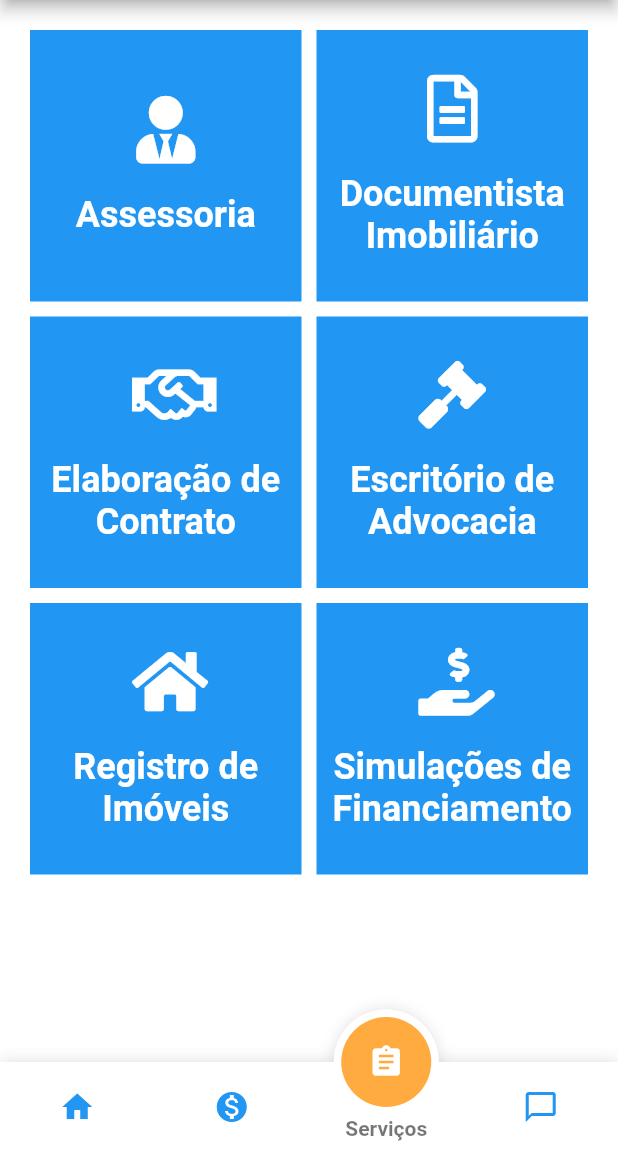
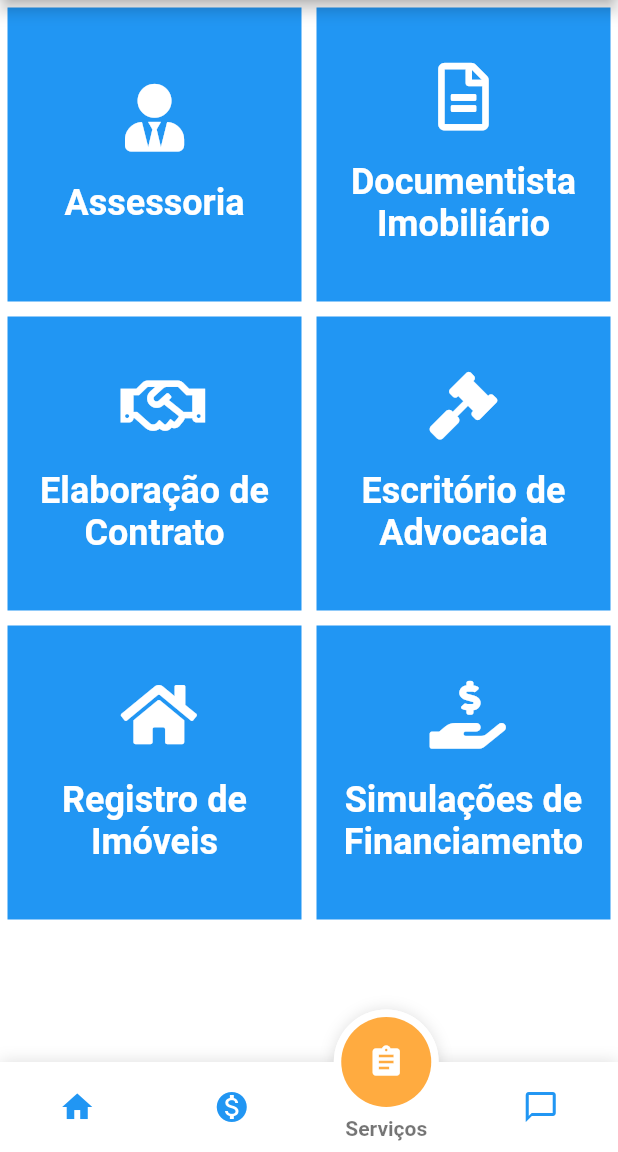
Before and after one commit to cpvasques/acheimudei_flutter, a Flutter app: the screen it shows after launch, item 3 of the bottom bar chosen, on a phone screen of 412 x 824 dp, the part 84-1236 px from its top. Run offline on Flutter 3.47's test engine with Material 2 defaults, Android fonts, the phone set to English and light mode, and no system bars; drawn by our look-alikes of fancy_bottom_navigation; our stand-ins replace carousel_slider, font_awesome_flutter; network calls fail.

Commit message:
fix margin

```diff
--- a/lib/widgets/servicosBuilder.dart
+++ b/lib/widgets/servicosBuilder.dart
@@ -14,7 +14,7 @@ class _ServicosBuilder extends State<ServicosBuilder> {
       primary: false,
       slivers: <Widget>[
         SliverPadding(
-          padding: const EdgeInsets.all(20),
+          padding: const EdgeInsets.all(5),
           sliver: SliverGrid.count(
             crossAxisSpacing: 10,
             mainAxisSpacing: 10,
```
